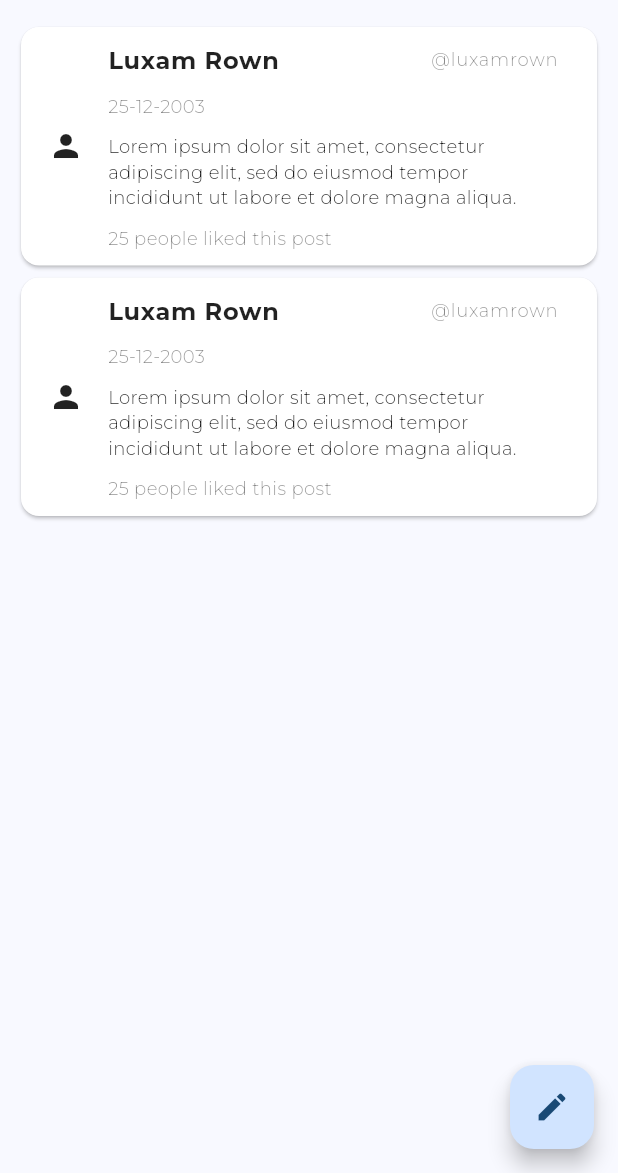
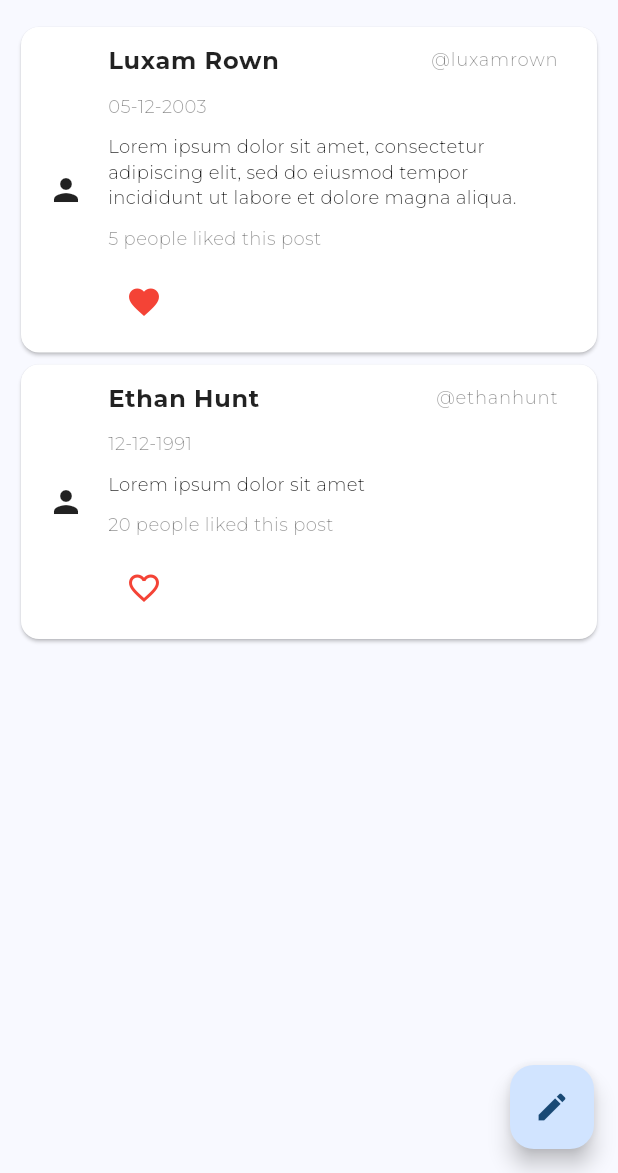
Before and after one commit to luxamrown/verysimple-flutter-twitter, a Flutter app: the screen it shows after launch, on a phone screen of 412 x 824 dp, the part 63-1236 px from its top. Run offline on Flutter 3.47's test engine with Material 3 defaults, Android fonts, the phone set to English and light mode, and no system bars; our stand-ins replace google_fonts.

Commit message:
add class of post

```diff
--- a/lib/main.dart
+++ b/lib/main.dart
@@ -3,6 +3,53 @@ import 'package:google_fonts/google_fonts.dart';
 
 void main() {
   runApp(const MyApp());
+}
+
+
+class Post extends ChangeNotifier {
+  int id;
+  String name;
+  String username;
+  String timestamp;
+  String content;
+  int likeCount;
+  bool isLiked;
+
+  Post({required this.id, required this.name, required this.username, required this.timestamp, required this.content, required this.likeCount, required this.isLiked});
+
+  int get getId {
+    return id;
+  }
+
+  String get getName {
+    return name;
+  }
+
+  String get getUsername {
+    return username;
+  }
+
+  String get getTimestamp {
+    return timestamp;
+  }
+
+  String get getContent {
+    return content;
+  }
+
+  int get getLikeCount {
+    return likeCount;
+  }
+
+  bool get getLikeStatus{
+    return isLiked;
+  }
+
+  void setLike() {
+    isLiked = !isLiked;
+    likeCount =  isLiked ? likeCount + 1 : likeCount - 1;
+    notifyListeners();
+  }
 }
 
 class MyApp extends StatelessWidget {
@@ -12,6 +59,7 @@ class MyApp extends StatelessWidget {
   @override
   Widget build(BuildContext context) {
     final textTheme = Theme.of(context).textTheme;
+
 
     return MaterialApp(
       title: 'Flutter Demo',
@@ -43,6 +91,27 @@ class MyApp extends StatelessWidget {
   }
 }
 
+// class MyAppState extends ChangeNotifier {
+//   var current = WordPair.random();
+
+//   void getNext() {
+//     current = WordPair.random();
+//     notifyListeners();
+//   }
+
+//   var favourites = <WordPair>[];
+
+//   void toogleFavourite() {
+//     if(favourites.contains(current)){
+//       favourites.remove(current);
+//     } else {
+//       favourites.add(current);
+//     }
+
+//     notifyListeners();
+//   }
+// }
+
 class MyHomePage extends StatefulWidget {
   const MyHomePage({super.key, required this.title});
 
@@ -70,6 +139,11 @@ class _MyHomePageState extends State<MyHomePage> {
     });
   }
 
+  var allPost = <Post>[];
+
+  var data = Post(id:1, name: "Luxam Rown", username: "@luxamrown", timestamp: "05-12-2003", content: "Lorem ipsum dolor sit amet, consectetur adipiscing elit, sed do eiusmod tempor incididunt ut labore et dolore magna aliqua.", likeCount: 5, isLiked: true);
+  var data2 = Post(id:2, name: "Ethan Hunt", username: "@ethanhunt", timestamp: "12-12-1991", content: "Lorem ipsum dolor sit amet", likeCount: 20, isLiked: false);
+
   @override
   Widget build(BuildContext context) {
     // This method is rerun every time setState is called, for instance as done
@@ -91,7 +165,7 @@ class _MyHomePageState extends State<MyHomePage> {
       body: Padding(
         padding: const EdgeInsets.only(left: 10, right: 10),
         child: ListView(
-          children: [BigCard(name: "keset",), BigCard(name: "keset",)],
+          children: [BigCard(post: data),BigCard(post: data2)],
         ),
       ),
       floatingActionButton: FloatingActionButton(
@@ -103,13 +177,14 @@ class _MyHomePageState extends State<MyHomePage> {
   }
 }
 
+
 class BigCard extends StatelessWidget {
   const BigCard({
     super.key,
-    required this.name
+    required this.post
   });
 
-  final String name;
+  final Post post;
 
   @override
   Widget build(BuildContext context) {
@@ -118,26 +193,38 @@ class BigCard extends StatelessWidget {
     const styleUserName = TextStyle(fontWeight: FontWeight.w300, color: Colors.black45, fontSize: 12);
     const styleContent = TextStyle(fontWeight: FontWeight.w300, color: Colors.black87, fontSize: 12);
 
-    return const Card(
+
+    IconData likeIcon = post.getLikeStatus ? Icons.favorite : Icons.favorite_border;
+
+    // if(post.getLikeStatus){
+    //   likeIcon = Icons.favorite;
+    // } else {
+    //   likeIcon = Icons.favorite_border;
+    // }
+
+    // print("GOBLO ${}", );
+
+
+    return Card(
       color: Colors.white,
       child: Padding(
-        padding: EdgeInsets.all(2),
+        padding: const EdgeInsets.all(2),
         child: Column(
           children: [
           ListTile(
-            leading: Icon(
+            leading: const Icon(
               Icons.person,
               color: Colors.black87,
             ),
             title: Row(
               children: [
                 Text(
-                  "Luxam Rown",
+                  post.getName,
                   style: styleName,
                 ),
                 Spacer(),
                 Text(
-                  '@luxamrown',
+                  post.getUsername,
                   style: styleUserName,
                 ),
               ],
@@ -145,12 +232,19 @@ class BigCard extends StatelessWidget {
             subtitle: Column(
               crossAxisAlignment: CrossAxisAlignment.start,
               children: [
-                SizedBox(height: 10),
-                Text('25-12-2003', style: styleUserName, textAlign: TextAlign.start, textWidthBasis: TextWidthBasis.longestLine),
-                SizedBox(height: 10),
-                Text('Lorem ipsum dolor sit amet, consectetur adipiscing elit, sed do eiusmod tempor incididunt ut labore et dolore magna aliqua.', style: styleContent),
-                SizedBox(height: 10),
-                Text('25 people liked this post', style: styleUserName, textAlign: TextAlign.start, textWidthBasis: TextWidthBasis.longestLine),
+                const SizedBox(height: 10),
+                Text(post.getTimestamp, style: styleUserName, textAlign: TextAlign.start, textWidthBasis: TextWidthBasis.longestLine),
+                const SizedBox(height: 10),
+                Text(post.getContent, style: styleContent),
+                const SizedBox(height: 10),
+                Text('${post.getLikeCount} people liked this post', style: styleUserName, textAlign: TextAlign.start, textWidthBasis: TextWidthBasis.longestLine),
+                const SizedBox(height: 10),
+                IconButton(
+                  icon: Icon(likeIcon, color: Colors.red),
+                  onPressed: () {
+                    post.setLike();
+                  },
+                ),
               ],
             ),
           ),
```
